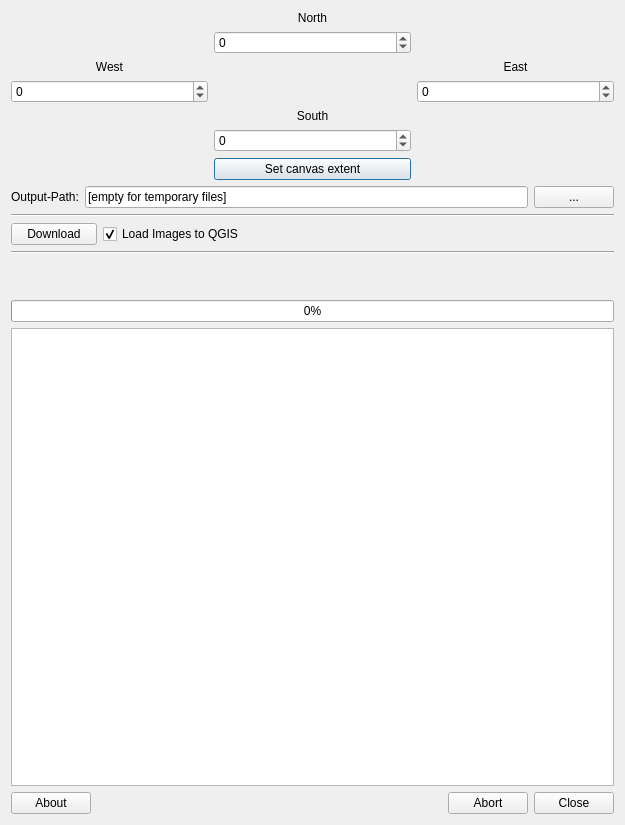
Above: srtm_downloader_dialog_base.ui from hdus/SRTM-Downloader before the change. Below: the same form after it.
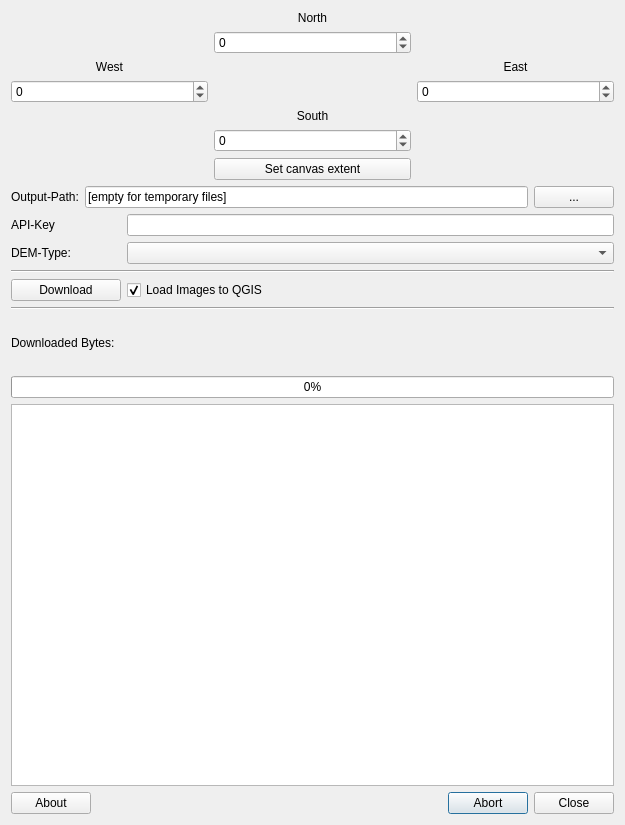
That is the form after the change.

Commit message: Umstellung auf OpenTopography begonnen

What changed in the file:
```diff
--- a/srtm_downloader_dialog_base.ui
+++ b/srtm_downloader_dialog_base.ui
@@ -20,6 +20,106 @@
    <string>SRTM Downloader</string>
   </property>
   <layout class="QGridLayout" name="gridLayout_2">
+   <item row="5" column="0" colspan="4">
+    <widget class="Line" name="line_2">
+     <property name="orientation">
+      <enum>Qt::Horizontal</enum>
+     </property>
+    </widget>
+   </item>
+   <item row="7" column="0" colspan="4">
+    <widget class="Line" name="line_3">
+     <property name="orientation">
+      <enum>Qt::Horizontal</enum>
+     </property>
+    </widget>
+   </item>
+   <item row="6" column="2">
+    <widget class="QCheckBox" name="chk_load_image">
+     <property name="text">
+      <string>Load Images to QGIS</string>
+     </property>
+     <property name="checked">
+      <bool>true</bool>
+     </property>
+    </widget>
+   </item>
+   <item row="12" column="0" colspan="4">
+    <widget class="QProgressBar" name="overall_progressBar">
+     <property name="value">
+      <number>0</number>
+     </property>
+    </widget>
+   </item>
+   <item row="14" column="3">
+    <widget class="QDialogButtonBox" name="button_box">
+     <property name="orientation">
+      <enum>Qt::Horizontal</enum>
+     </property>
+     <property name="standardButtons">
+      <set>QDialogButtonBox::Abort|QDialogButtonBox::Close</set>
+     </property>
+    </widget>
+   </item>
+   <item row="11" column="0" colspan="4">
+    <widget class="QLabel" name="lbl_file_download">
+     <property name="text">
+      <string/>
+     </property>
+    </widget>
+   </item>
+   <item row="6" column="0" colspan="2">
+    <widget class="QPushButton" name="btn_download">
+     <property name="text">
+      <string>Download</string>
+     </property>
+    </widget>
+   </item>
+   <item row="2" column="0" colspan="4">
+    <layout class="QHBoxLayout" name="horizontalLayout">
+     <item>
+      <widget class="QLabel" name="label_5">
+       <property name="text">
+        <string>Output-Path:</string>
+       </property>
+      </widget>
+     </item>
+     <item>
+      <widget class="QLineEdit" name="lne_SRTM_path">
+       <property name="text">
+        <string>[empty for temporary files]</string>
+       </property>
+      </widget>
+     </item>
+     <item>
+      <widget class="QPushButton" name="btn_file_dialog">
+       <property name="text">
+        <string>...</string>
+       </property>
+      </widget>
+     </item>
+    </layout>
+   </item>
+   <item row="9" column="2" colspan="2">
+    <widget class="QLabel" name="lbl_downloaded_bytes">
+     <property name="text">
+      <string/>
+     </property>
+    </widget>
+   </item>
+   <item row="14" column="0">
+    <widget class="QPushButton" name="btn_about">
+     <property name="maximumSize">
+      <size>
+       <width>80</width>
+       <height>16777215</height>
+      </size>
+     </property>
+     <property name="text">
+      <string>About</string>
+     </property>
+    </widget>
+   </item>
    <item row="0" column="0" colspan="4">
     <layout class="QGridLayout" name="gridLayout">
      <item row="3" column="1">
@@ -175,116 +275,17 @@
      </item>
     </layout>
    </item>
-   <item row="12" column="0">
-    <widget class="QPushButton" name="btn_about">
-     <property name="maximumSize">
-      <size>
-       <width>80</width>
-       <height>16777215</height>
-      </size>
-     </property>
-     <property name="text">
-      <string>About</string>
-     </property>
-    </widget>
+   <item row="3" column="2" colspan="2">
+    <widget class="QLineEdit" name="lne_api_key"/>
    </item>
-   <item row="12" column="3">
-    <widget class="QDialogButtonBox" name="button_box">
-     <property name="orientation">
-      <enum>Qt::Horizontal</enum>
-     </property>
-     <property name="standardButtons">
-      <set>QDialogButtonBox::Abort|QDialogButtonBox::Close</set>
-     </property>
-    </widget>
-   </item>
-   <item row="3" column="0" colspan="4">
-    <widget class="Line" name="line_2">
-     <property name="orientation">
-      <enum>Qt::Horizontal</enum>
-     </property>
-    </widget>
-   </item>
-   <item row="4" column="2">
-    <widget class="QCheckBox" name="chk_load_image">
+   <item row="9" column="0">
+    <widget class="QLabel" name="label_7">
      <property name="text">
-      <string>Load Images to QGIS</string>
+      <string>Downloaded Bytes:</string>
      </property>
-     <property name="checked">
-      <bool>true</bool>
-     </property>
     </widget>
    </item>
-   <item row="4" column="0" colspan="2">
-    <widget class="QPushButton" name="btn_download">
-     <property name="text">
-      <string>Download</string>
-     </property>
-    </widget>
-   </item>
-   <item row="6" column="0">
-    <spacer name="verticalSpacer_4">
-     <property name="orientation">
-      <enum>Qt::Vertical</enum>
-     </property>
-     <property name="sizeType">
-      <enum>QSizePolicy::Fixed</enum>
-     </property>
-     <property name="sizeHint" stdset="0">
-      <size>
-       <width>20</width>
-       <height>20</height>
-      </size>
-     </property>
-    </spacer>
-   </item>
-   <item row="5" column="0" colspan="4">
-    <widget class="Line" name="line_3">
-     <property name="orientation">
-      <enum>Qt::Horizontal</enum>
-     </property>
-    </widget>
-   </item>
-   <item row="2" column="0" colspan="4">
-    <layout class="QHBoxLayout" name="horizontalLayout">
-     <item>
-      <widget class="QLabel" name="label_5">
-       <property name="text">
-        <string>Output-Path:</string>
-       </property>
-      </widget>
-     </item>
-     <item>
-      <widget class="QLineEdit" name="lne_SRTM_path">
-       <property name="text">
-        <string>[empty for temporary files]</string>
-       </property>
-      </widget>
-     </item>
-     <item>
-      <widget class="QPushButton" name="btn_file_dialog">
-       <property name="text">
-        <string>...</string>
-       </property>
-      </widget>
-     </item>
-    </layout>
-   </item>
-   <item row="10" column="0" colspan="4">
-    <widget class="QProgressBar" name="overall_progressBar">
-     <property name="value">
-      <number>0</number>
-     </property>
-    </widget>
-   </item>
-   <item row="9" column="0" colspan="4">
-    <widget class="QLabel" name="lbl_file_download">
-     <property name="text">
-      <string/>
-     </property>
-    </widget>
-   </item>
-   <item row="11" column="0" colspan="4">
+   <item row="13" column="0" colspan="4">
     <widget class="QTableWidget" name="progressTableWidget">
      <property name="showGrid">
       <bool>false</bool>
@@ -321,6 +322,39 @@
      </attribute>
     </widget>
    </item>
+   <item row="8" column="0">
+    <spacer name="verticalSpacer_4">
+     <property name="orientation">
+      <enum>Qt::Vertical</enum>
+     </property>
+     <property name="sizeType">
+      <enum>QSizePolicy::Fixed</enum>
+     </property>
+     <property name="sizeHint" stdset="0">
+      <size>
+       <width>20</width>
+       <height>20</height>
+      </size>
+     </property>
+    </spacer>
+   </item>
+   <item row="3" column="0">
+    <widget class="QLabel" name="label_6">
+     <property name="text">
+      <string>API-Key</string>
+     </property>
+    </widget>
+   </item>
+   <item row="4" column="0">
+    <widget class="QLabel" name="label_8">
+     <property name="text">
+      <string>DEM-Type:</string>
+     </property>
+    </widget>
+   </item>
+   <item row="4" column="2" colspan="2">
+    <widget class="QComboBox" name="cmb_demtype"/>
+   </item>
   </layout>
  </widget>
  <resources/>
```
The commit also changes 2 other files.
